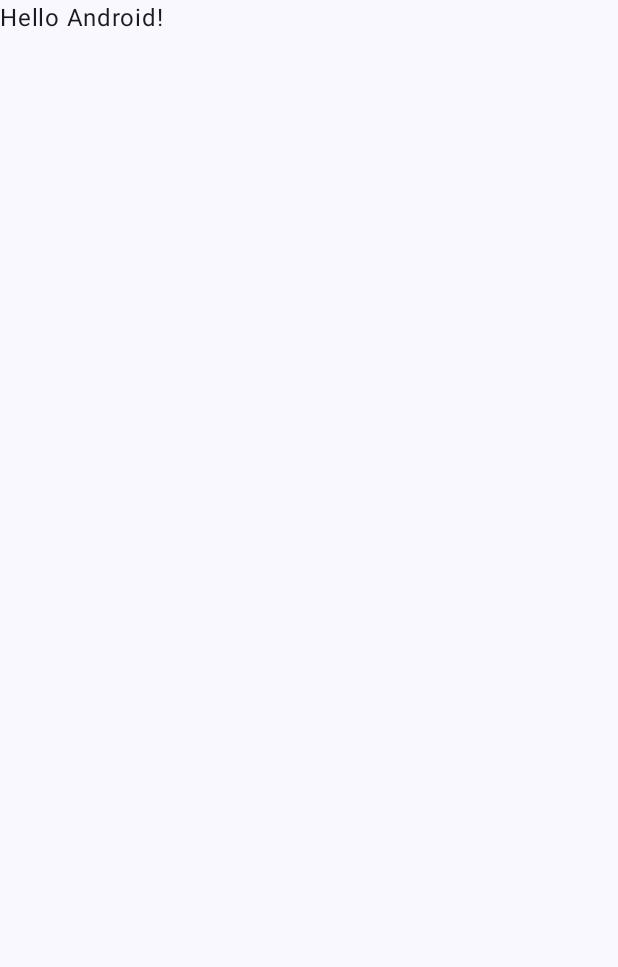
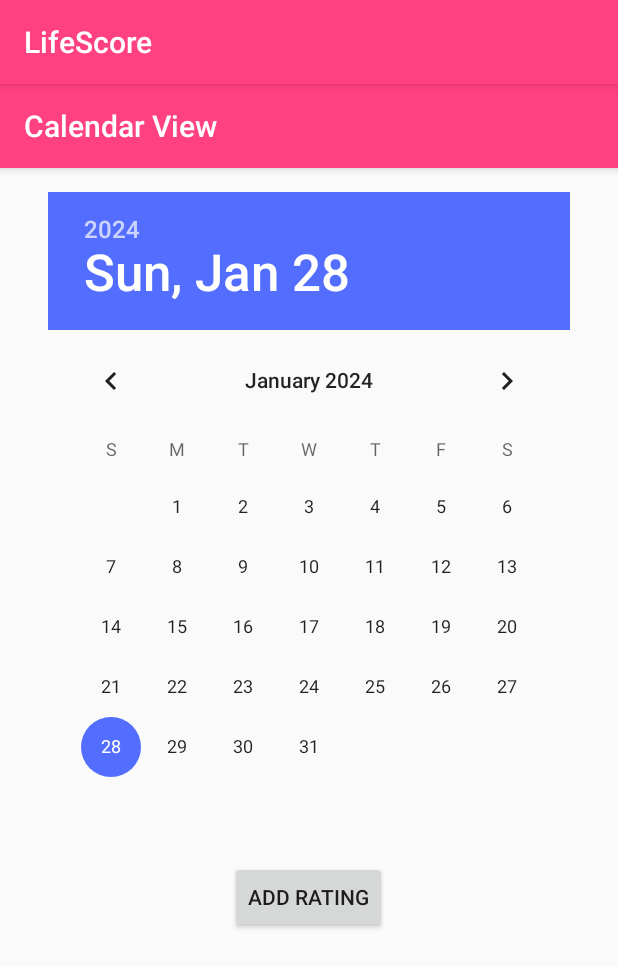
Before and after one commit to eyalban/LifeScore, an Android app built with Jetpack Compose: the screen it shows after launch (MainActivity), on a phone screen of 412 x 824 dp. Before the commit the part shown is almost empty. Shown: the top 967 px of the screen. Run offline under Robolectric (Android 15) with nearby library versions, the phone set to English and light mode, and no system bars.

Commit message:
Working initial design for calendar view activity

```diff
--- a/app/build.gradle.kts
+++ b/app/build.gradle.kts
@@ -59,6 +59,7 @@ dependencies {
     implementation("androidx.compose.ui:ui-graphics")
     implementation("androidx.compose.ui:ui-tooling-preview")
     implementation("androidx.compose.material3:material3")
+    implementation("androidx.appcompat:appcompat:1.6.1")
     testImplementation("junit:junit:4.13.2")
     androidTestImplementation("androidx.test.ext:junit:1.1.5")
     androidTestImplementation("androidx.test.espresso:espresso-core:3.5.1")
--- a/app/src/main/AndroidManifest.xml
+++ b/app/src/main/AndroidManifest.xml
@@ -13,7 +13,7 @@
         android:theme="@style/Theme.LifeScore"
         tools:targetApi="31">
         <activity
-            android:name=".MainActivity"
+            android:name="com.example.lifescore.MainActivity"
             android:exported="true"
             android:label="@string/app_name"
             android:theme="@style/Theme.LifeScore">
--- a/app/src/main/java/com/example/lifescore/MainActivity.kt
+++ b/app/src/main/java/com/example/lifescore/MainActivity.kt
@@ -1,46 +1,67 @@
 package com.example.lifescore
 
+import android.app.AlertDialog
+import android.app.DatePickerDialog
+import androidx.appcompat.app.AppCompatActivity
 import android.os.Bundle
-import androidx.activity.ComponentActivity
-import androidx.activity.compose.setContent
-import androidx.compose.foundation.layout.fillMaxSize
-import androidx.compose.material3.MaterialTheme
-import androidx.compose.material3.Surface
-import androidx.compose.material3.Text
-import androidx.compose.runtime.Composable
-import androidx.compose.ui.Modifier
-import androidx.compose.ui.tooling.preview.Preview
-import com.example.lifescore.ui.theme.LifeScoreTheme
+import android.widget.Button
+import android.widget.Toast
+import java.time.LocalDate
+import java.util.*
 
-class MainActivity : ComponentActivity() {
+
+class `MainActivity` : AppCompatActivity() {
+
+    private lateinit var selectedDate: LocalDate
+
     override fun onCreate(savedInstanceState: Bundle?) {
         super.onCreate(savedInstanceState)
-        setContent {
-            LifeScoreTheme {
-                // A surface container using the 'background' color from the theme
-                Surface(
-                    modifier = Modifier.fillMaxSize(),
-                    color = MaterialTheme.colorScheme.background
-                ) {
-                    Greeting("Android")
-                }
-            }
+        setContentView(R.layout.activity_main)
+
+        val btnAddRating = findViewById<Button>(R.id.btnAddRating)
+        btnAddRating.setOnClickListener {
+            showDatePickerDialog()
         }
     }
-}
 
-@Composable
-fun Greeting(name: String, modifier: Modifier = Modifier) {
-    Text(
-        text = "Hello $name!",
-        modifier = modifier
-    )
-}
+    private fun showDatePickerDialog() {
+        val calendar = Calendar.getInstance()
+        val currentYear = calendar.get(Calendar.YEAR)
+        val currentMonth = calendar.get(Calendar.MONTH)
+        val currentDay = calendar.get(Calendar.DAY_OF_MONTH)
 
-@Preview(showBackground = true)
-@Composable
-fun GreetingPreview() {
-    LifeScoreTheme {
-        Greeting("Android")
+        val datePickerDialog = DatePickerDialog(
+            this,
+            DatePickerDialog.OnDateSetListener { _, year, month, day ->
+                selectedDate = LocalDate.of(year, month + 1, day)
+                showRatingDialog()
+            },
+            currentYear,
+            currentMonth,
+            currentDay
+        )
+
+        datePickerDialog.show()
+    }
+
+    private fun showRatingDialog() {
+        val builder = AlertDialog.Builder(this)
+        builder.setTitle("Rate Date")
+
+        val ratingOptions = arrayOf("-1", "0", "1")
+        val selectedRating = 0
+
+        builder.setSingleChoiceItems(ratingOptions, selectedRating) { dialog, which ->
+            val rating = ratingOptions[which].toInt()
+            Toast.makeText(this, "Selected Rating: $rating", Toast.LENGTH_SHORT).show()
+            dialog.dismiss()
+        }
+
+        builder.setNegativeButton("Cancel") {dialog, _ ->
+            dialog.dismiss()
+        }
+
+        val dialog = builder.create()
+        dialog.show()
     }
 }
--- /dev/null
+++ b/app/src/main/res/layout/activity_main.xml
@@ -0,0 +1,38 @@
+<?xml version="1.0" encoding="utf-8"?>
+<RelativeLayout xmlns:android="http://schemas.android.com/apk/res/android"
+    xmlns:app="http://schemas.android.com/apk/res-auto"
+    xmlns:tools="http://schemas.android.com/tools"
+    android:layout_width="match_parent"
+    android:layout_height="match_parent"
+    tools:context=".MainActivity">
+
+    <!-- Top Bar -->
+
+    <!-- Calendar View (Centered) -->
+    <androidx.appcompat.widget.Toolbar
+        android:id="@+id/toolbar"
+        android:layout_width="match_parent"
+        android:layout_height="?attr/actionBarSize"
+        android:background="?attr/colorPrimary"
+        android:elevation="4dp"
+        android:theme="?attr/actionBarTheme"
+        app:title="Calendar View" />
+
+    <DatePicker
+        android:id="@+id/datePicker"
+        android:layout_width="wrap_content"
+        android:layout_height="wrap_content"
+        android:layout_below="@id/toolbar"
+        android:layout_centerInParent="true"
+        android:layout_marginTop="16dp" />
+    <!-- Add Rating Button -->
+    <Button
+        android:id="@+id/btnAddRating"
+        android:layout_width="wrap_content"
+        android:layout_height="wrap_content"
+        android:layout_below="@id/datePicker"
+        android:layout_centerHorizontal="true"
+        android:layout_marginTop="16dp"
+        android:text="Add Rating" />
+
+</RelativeLayout>
--- a/app/src/main/res/values/colors.xml
+++ b/app/src/main/res/values/colors.xml
@@ -1,5 +1,8 @@
 <?xml version="1.0" encoding="utf-8"?>
 <resources>
+    <color name="colorPrimary">#FF4081</color>
+    <color name="colorPrimaryDark">#D81B60</color>
+    <color name="colorAccent">#536DFE</color>
     <color name="purple_200">#FFBB86FC</color>
     <color name="purple_500">#FF6200EE</color>
     <color name="purple_700">#FF3700B3</color>
--- a/app/src/main/res/values/themes.xml
+++ b/app/src/main/res/values/themes.xml
@@ -1,5 +1,22 @@
 <?xml version="1.0" encoding="utf-8"?>
 <resources>
+    <!-- Base application theme -->
+    <style name="Theme.LifeScore" parent="Theme.AppCompat.Light.DarkActionBar">
+        <!-- Primary color for the app -->
+        <item name="colorPrimary">@color/colorPrimary</item>
 
-    <style name="Theme.LifeScore" parent="android:Theme.Material.Light.NoActionBar" />
+        <!-- Darker variant for the status bar and contextual app bars -->
+        <item name="colorPrimaryDark">@color/colorPrimaryDark</item>
+
+        <!-- Accent color for user interface controls -->
+        <item name="colorAccent">@color/colorAccent</item>
+
+        <!-- Customize the ActionBar (Toolbar) -->
+        <item name="android:actionBarStyle">@style/MyActionBar</item>
+    </style>
+
+    <!-- Style for the ActionBar (Toolbar) -->
+    <style name="MyActionBar" parent="Widget.AppCompat.ActionBar.Solid">
+        <item name="android:background">@color/colorPrimary</item>
+    </style>
 </resources>
```
